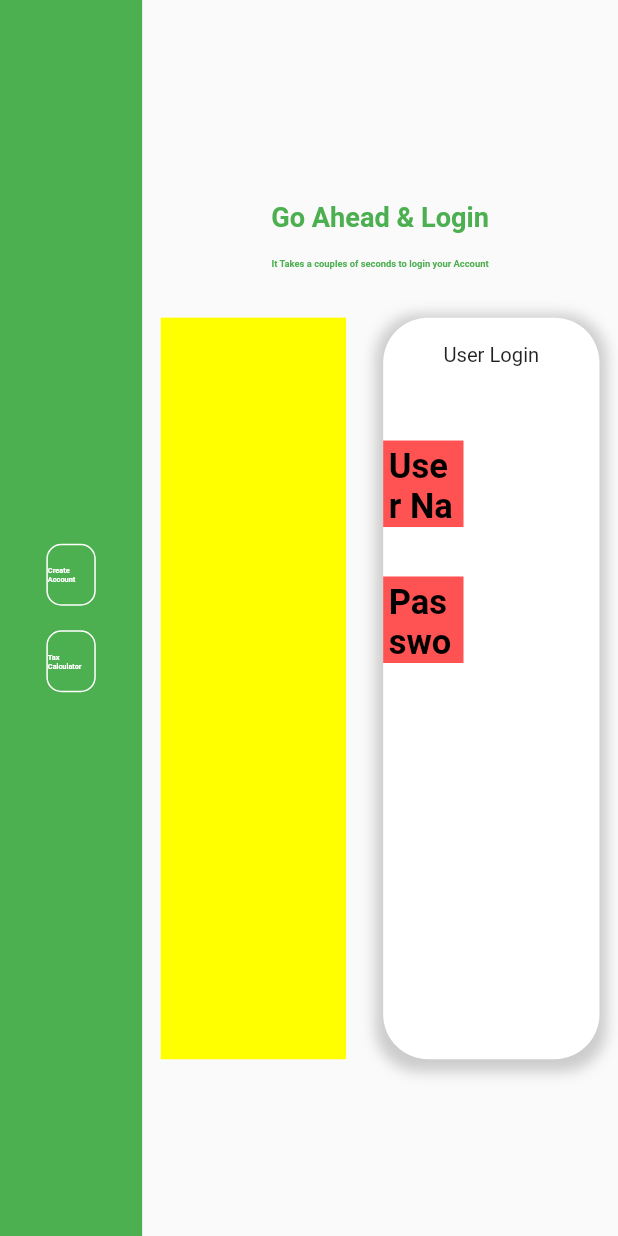
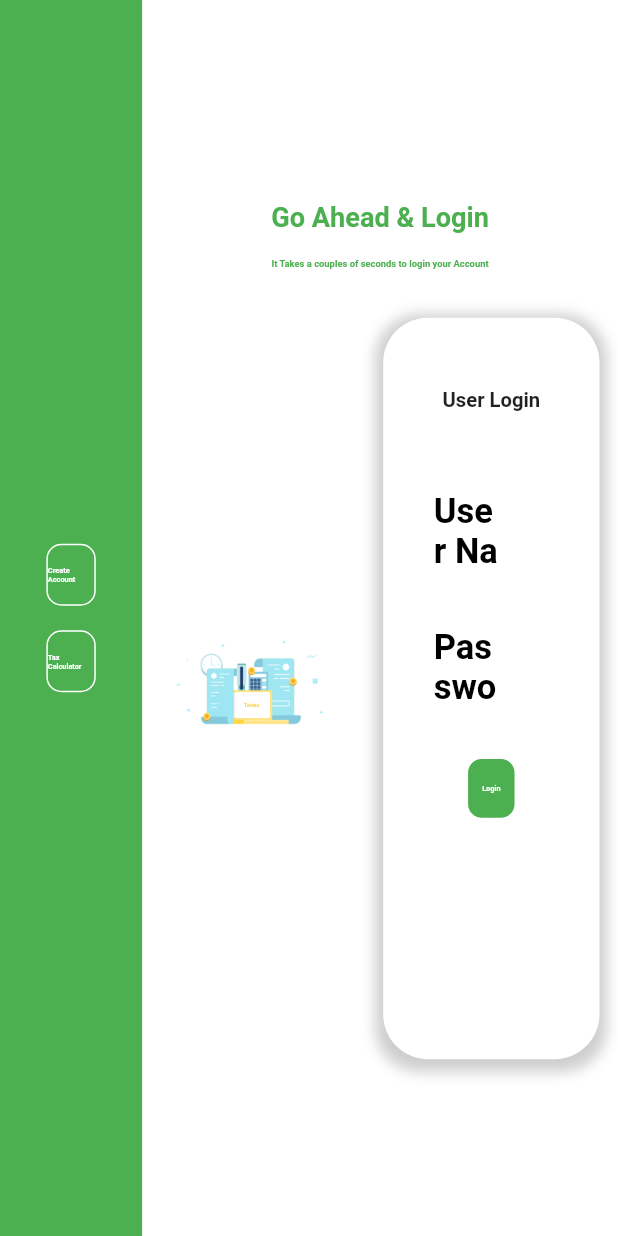
Before and after one commit to CBS-Developments/Taxpert-App-UI, a Flutter app: the LoginPage screen opened directly, on a phone screen of 412 x 824 dp. Run offline on Flutter 3.47's test engine with Material 2 defaults, Android fonts, the phone set to English and light mode, and no system bars; missing offline and left inert: pattern_formatter.

Commit message:
Gif Added

```diff
--- a/taxpert_app_ui/lib/methods/loginBox.dart
+++ b/taxpert_app_ui/lib/methods/loginBox.dart
@@ -11,6 +11,7 @@ class LoginBox extends StatelessWidget {
   @override
   Widget build(BuildContext context) {
     return Container(
+      padding: EdgeInsets.all(30),
       margin: EdgeInsets.symmetric(
           horizontal: getContHoriMargin(context)),
       decoration: BoxDecoration(
--- a/taxpert_app_ui/lib/methods/login_text_container.dart
+++ b/taxpert_app_ui/lib/methods/login_text_container.dart
@@ -13,7 +13,7 @@ class LoginTextContainer extends StatelessWidget {
   Widget build(BuildContext context) {
     return Container(
       padding: EdgeInsets.all(loginTextContMargin(context)),
-      color: Colors.redAccent,
+      color: Colors.white,
       width: loginTextContWidth(context),
       height: loginTextContHeight(context),
       child: Text(childText,
--- a/taxpert_app_ui/lib/responsive/desktop_body.dart
+++ b/taxpert_app_ui/lib/responsive/desktop_body.dart
@@ -658,7 +658,9 @@ class LoginPage extends StatelessWidget {
   @override
   Widget build(BuildContext context) {
     return Scaffold(
-      body: Row(
+      backgroundColor: Colors.white,
+      body:
+      Row(
         children: [
           Container(
             width: GContainerWidth(context),
@@ -722,7 +724,8 @@ class LoginPage extends StatelessWidget {
                             horizontal: getContHoriMargin(context)),
                         width: imageContWidth(context),
                         height: imageContHeight(context),
-                        color: Colors.yellowAccent,
+                        color: Colors.white,
+                        child: Image.asset('images/tlog.gif'),
                       ),
 
                       LoginBox(child: Column(
@@ -734,6 +737,7 @@ class LoginPage extends StatelessWidget {
 
                           Text('User Login',
                             style: TextStyle(
+                              fontWeight: FontWeight.bold,
                               fontSize: getFontxXL(context)
                             ),
                           ),
@@ -761,8 +765,19 @@ class LoginPage extends StatelessWidget {
                               ),
 
 
+
+
+
                             ],
-                          )
+                          ),
+
+
+                          SizedBox(
+                            height: sizeBoxXLHeight(context),
+                          ),
+
+
+                          MyButton(onTap:(){}, childText: 'Login'),
 
                         ],
 
```
Also changed, not shown: taxpert_app_ui/images/tlog.gif (added).
